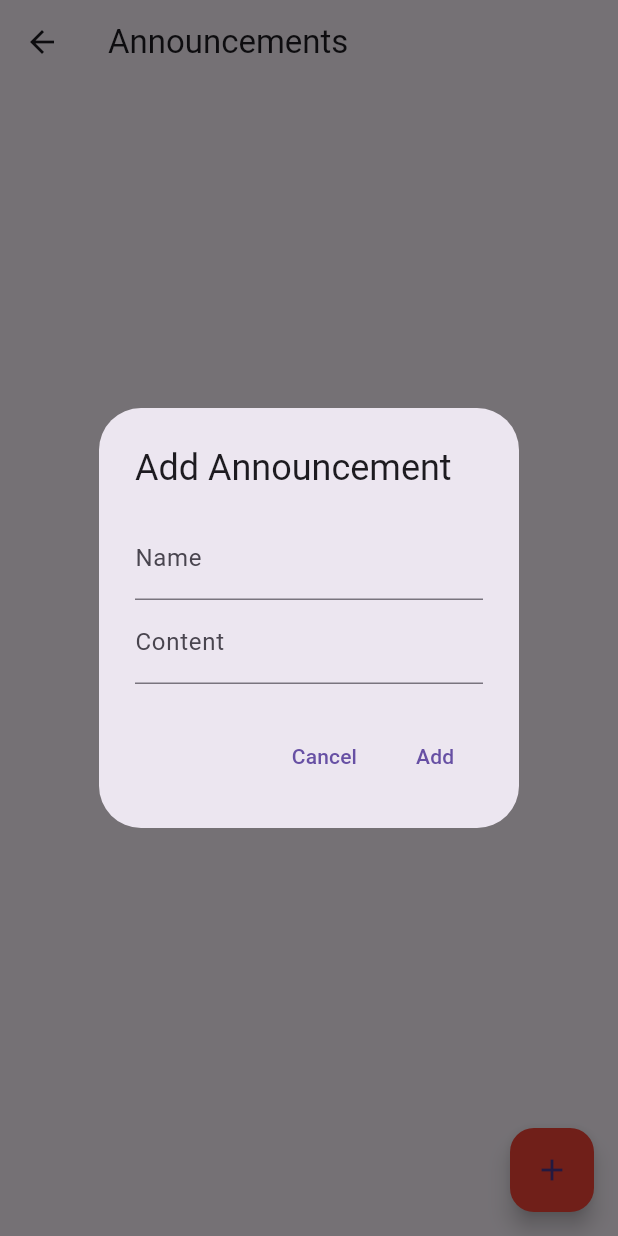
After one commit to MORAMZY14/Etqan, a Flutter app: the AnnouncementsPage screen opened directly, after a tap on the "add" icon, on a phone screen of 412 x 824 dp. The commit adds this screen. Run offline on Flutter 3.47's test engine with Material 3 defaults, Android fonts, the phone set to English and light mode, and no system bars; our stand-ins replace cloud_firestore, firebase_auth, firebase_core, firebase_storage, font_awesome_flutter, image_picker and 1 more; missing offline and left inert: firebase_app_check; accounts and stored records are empty.

Commit message:
Adding Courses , Settings , Announcements and Users Functions to Admins's Page

```diff
--- a/lib/admin-settings_page.dart
+++ b/lib/admin-settings_page.dart
@@ -12,7 +12,7 @@ class SettingsPage extends StatelessWidget {
     return Scaffold(
       appBar: AppBar(
         title: const Text('Settings'),
-        backgroundColor: Colors.teal,
+        backgroundColor: Colors.grey,
       ),
       body: Padding(
         padding: const EdgeInsets.all(16.0),
@@ -49,12 +49,12 @@ class SettingsPage extends StatelessWidget {
       elevation: 4.0,
       margin: const EdgeInsets.symmetric(vertical: 8.0),
       child: ListTile(
-        leading: Icon(icon, color: Colors.teal),
+        leading: Icon(icon, color: Colors.grey),
         title: Text(
           title,
           style: const TextStyle(fontSize: 16, fontWeight: FontWeight.bold),
         ),
-        trailing: const Icon(Icons.arrow_forward_ios, color: Colors.teal),
+        trailing: const Icon(Icons.arrow_forward_ios, color: Colors.grey),
         onTap: onPressed,
       ),
     );
--- /dev/null
+++ b/lib/announcement_admin_page.dart
@@ -0,0 +1,127 @@
+import 'package:flutter/material.dart';
+import 'package:cloud_firestore/cloud_firestore.dart';
+
+class AnnouncementsPage extends StatelessWidget {
+  final CollectionReference announcementsRef = FirebaseFirestore.instance.collection('Paragraphs');
+
+  @override
+  Widget build(BuildContext context) {
+    return Scaffold(
+      appBar: AppBar(
+        title: Text('Announcements'),
+      ),
+      body: StreamBuilder<QuerySnapshot>(
+        stream: announcementsRef.snapshots(),
+        builder: (context, snapshot) {
+          if (!snapshot.hasData) {
+            return Center(child: CircularProgressIndicator());
+          }
+
+          final announcements = snapshot.data!.docs;
+
+          return ListView.builder(
+            itemCount: announcements.length,
+            itemBuilder: (context, index) {
+              final announcement = announcements[index];
+              return Card(
+                margin: EdgeInsets.all(10.0),
+                child: ListTile(
+                  title: Text(announcement['Name']),
+                  subtitle: Text(announcement['Content']),
+                  trailing: Row(
+                    mainAxisSize: MainAxisSize.min,
+                    children: [
+                      IconButton(
+                        icon: Icon(Icons.edit),
+                        onPressed: () => _editAnnouncement(context, announcement),
+                      ),
+                      IconButton(
+                        icon: Icon(Icons.delete),
+                        onPressed: () => _deleteAnnouncement(announcement.id),
+                      ),
+                    ],
+                  ),
+                ),
+              );
+            },
+          );
+        },
+      ),
+      floatingActionButton: FloatingActionButton(
+        onPressed: () => _addAnnouncement(context),
+        backgroundColor: Colors.red,
+        child: Icon(Icons.add),
+      ),
+    );
+  }
+
+  void _addAnnouncement(BuildContext context) {
+    _showAnnouncementDialog(context, isEditing: false);
+  }
+
+  void _editAnnouncement(BuildContext context, DocumentSnapshot announcement) {
+    _showAnnouncementDialog(context, isEditing: true, announcement: announcement);
+  }
+
+  void _deleteAnnouncement(String id) {
+    announcementsRef.doc(id).delete();
+  }
+
+  void _showAnnouncementDialog(BuildContext context, {bool isEditing = false, DocumentSnapshot? announcement}) {
+    final TextEditingController nameController = TextEditingController(text: isEditing ? announcement!['Name'] : '');
+    final TextEditingController contentController = TextEditingController(text: isEditing ? announcement!['Content'] : '');
+
+    showDialog(
+      context: context,
+      builder: (context) {
+        return AlertDialog(
+          title: Text(isEditing ? 'Edit Announcement' : 'Add Announcement'),
+          content: Column(
+            mainAxisSize: MainAxisSize.min,
+            children: [
+              TextField(
+                controller: nameController,
+                decoration: InputDecoration(labelText: 'Name'),
+              ),
+              TextField(
+                controller: contentController,
+                decoration: InputDecoration(labelText: 'Content'),
+              ),
+            ],
+          ),
+          actions: [
+            TextButton(
+              onPressed: () => Navigator.of(context).pop(),
+              child: Text('Cancel'),
+            ),
+            TextButton(
+              onPressed: () async {
+                final String name = nameController.text;
+                final String content = contentController.text;
+
+                if (name.isNotEmpty && content.isNotEmpty) {
+                  if (isEditing) {
+                    // Update the existing announcement
+                    await announcementsRef.doc(announcement!.id).update({
+                      'Name': name,
+                      'Content': content,
+                    });
+                  } else {
+                    // Add a new announcement
+                    await announcementsRef.add({
+                      'Name': name,
+                      'Content': content,
+                    });
+                  }
+
+                  Navigator.of(context).pop();
+                }
+              },
+              child: Text(isEditing ? 'Save' : 'Add'),
+            ),
+          ],
+        );
+      },
+    );
+  }
+}
--- a/pubspec.yaml
+++ b/pubspec.yaml
@@ -29,6 +29,8 @@ dependencies:
   font_awesome_flutter: ^10.4.0
   flutter_svg: ^1.1.2
   firebase_messaging: ^15.0.4
+  mailer: ^6.1.2
+  twilio_flutter: ^0.9.0
 
 dev_dependencies:
   flutter_test:
```
Also changed, not shown: lib/admin_page.dart (+13 -2 lines), lib/admins_user_edit.dart (added, +205 -0 lines), lib/course_management_page.dart (+10 -41 lines), pubspec.lock.
